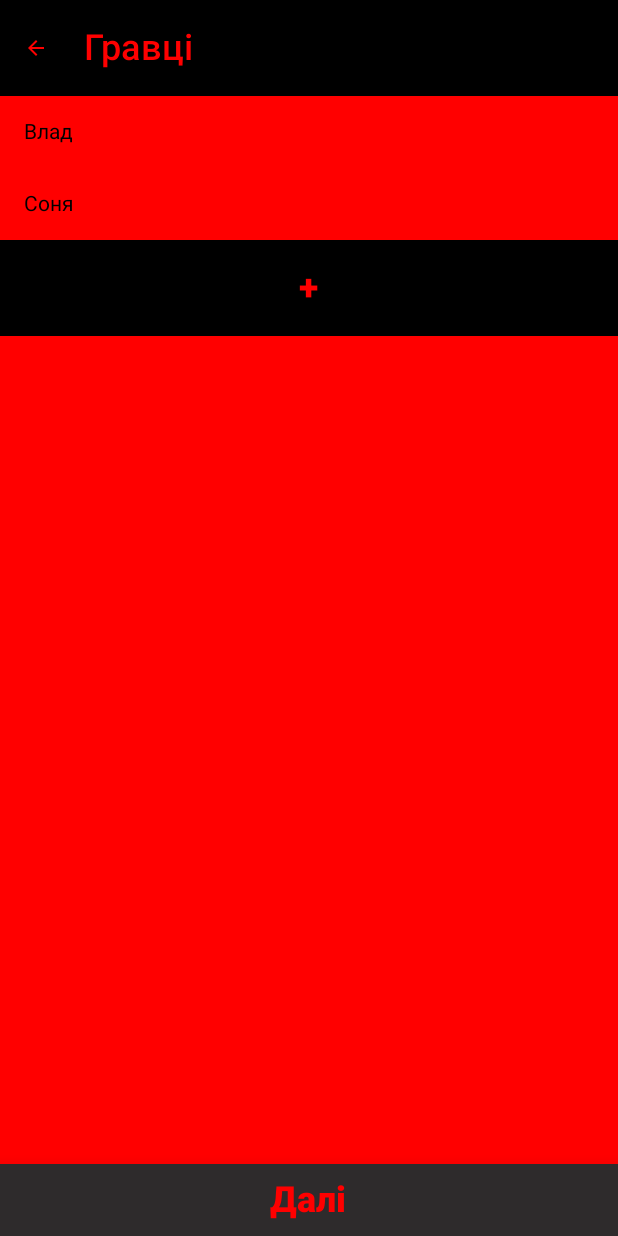
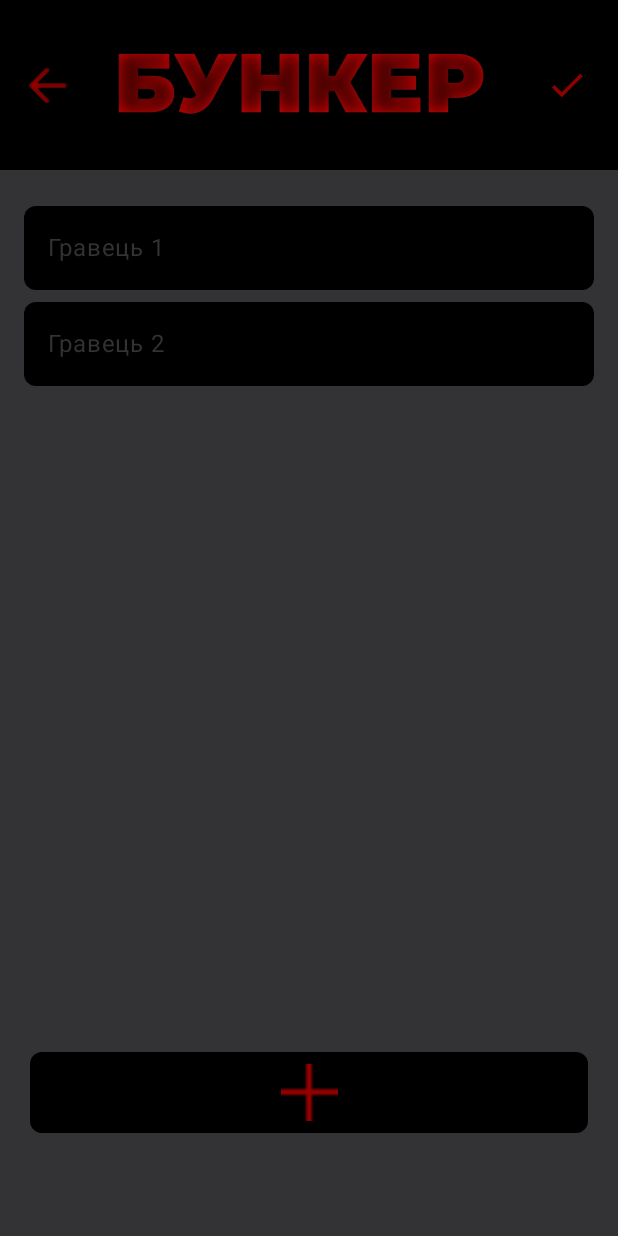
Before and after one commit to Attty/bunker, an Android app built with Jetpack Compose: the screen it shows after launch (MainActivity), after a tap on "Нова гра", on a phone screen of 412 x 824 dp. Run offline under Robolectric (Android 15) with nearby library versions, the phone set to English and light mode, and no system bars; our stand-ins replace Dagger/Hilt's generated code.

Commit message:
New design newgameScreen

```diff
--- a/app/src/main/java/com/example/bunker/presentation/newgame_screen/screen/NewgameScreen.kt
+++ b/app/src/main/java/com/example/bunker/presentation/newgame_screen/screen/NewgameScreen.kt
@@ -1,27 +1,43 @@
 package com.example.bunker.presentation.newgame_screen.screen
 
 import android.annotation.SuppressLint
+import androidx.compose.foundation.Image
 import androidx.compose.foundation.background
+import androidx.compose.foundation.border
+import androidx.compose.foundation.clickable
 import androidx.compose.foundation.layout.Arrangement
+import androidx.compose.foundation.layout.Box
+import androidx.compose.foundation.layout.Column
 import androidx.compose.foundation.layout.Row
 import androidx.compose.foundation.layout.fillMaxSize
 import androidx.compose.foundation.layout.fillMaxWidth
 import androidx.compose.foundation.layout.height
 import androidx.compose.foundation.layout.padding
+import androidx.compose.foundation.layout.size
 import androidx.compose.foundation.lazy.LazyColumn
 import androidx.compose.foundation.lazy.itemsIndexed
+import androidx.compose.foundation.shape.RoundedCornerShape
 import androidx.compose.foundation.text.BasicTextField
 import androidx.compose.foundation.text.KeyboardActions
+import androidx.compose.foundation.text.KeyboardOptions
 import androidx.compose.material.icons.Icons
 import androidx.compose.material.icons.filled.ArrowBack
 import androidx.compose.material.icons.filled.Clear
+import androidx.compose.material.icons.filled.Done
+import androidx.compose.material3.BottomAppBar
 import androidx.compose.material3.Button
 import androidx.compose.material3.ButtonDefaults
+import androidx.compose.material3.Card
+import androidx.compose.material3.CardDefaults
+import androidx.compose.material3.CenterAlignedTopAppBar
 import androidx.compose.material3.ExperimentalMaterial3Api
 import androidx.compose.material3.Icon
 import androidx.compose.material3.IconButton
+import androidx.compose.material3.MaterialTheme
 import androidx.compose.material3.Scaffold
 import androidx.compose.material3.Text
+import androidx.compose.material3.TextField
+import androidx.compose.material3.TextFieldDefaults
 import androidx.compose.material3.TopAppBar
 import androidx.compose.material3.TopAppBarDefaults
 import androidx.compose.runtime.Composable
@@ -31,23 +47,35 @@ import androidx.compose.runtime.remember
 import androidx.compose.runtime.setValue
 import androidx.compose.ui.Alignment
 import androidx.compose.ui.Modifier
+import androidx.compose.ui.draw.drawBehind
+import androidx.compose.ui.draw.shadow
 import androidx.compose.ui.focus.FocusRequester
 import androidx.compose.ui.focus.focusRequester
+import androidx.compose.ui.focus.onFocusChanged
+import androidx.compose.ui.graphics.BlendMode
 import androidx.compose.ui.graphics.Color
 import androidx.compose.ui.graphics.RectangleShape
 import androidx.compose.ui.platform.LocalFocusManager
+import androidx.compose.ui.platform.LocalSoftwareKeyboardController
+import androidx.compose.ui.res.painterResource
 import androidx.compose.ui.text.TextStyle
 import androidx.compose.ui.text.font.FontStyle
 import androidx.compose.ui.text.font.FontWeight
+import androidx.compose.ui.text.input.ImeAction
+import androidx.compose.ui.text.input.KeyboardCapitalization
 import androidx.compose.ui.tooling.preview.Preview
 import androidx.compose.ui.unit.dp
 import androidx.compose.ui.unit.sp
 import androidx.hilt.navigation.compose.hiltViewModel
 import androidx.navigation.NavController
 import com.example.bunker.DistributeAttributesScreenObj
+import com.example.bunker.R
 import com.example.bunker.StartScreenObj
 import com.example.bunker.presentation.newgame_screen.viewmodel.NewgameScreenViewmodel
+import com.example.bunker.ui.theme.CustomRed
 import com.example.bunker.ui.theme.Gray
+import com.example.bunker.ui.theme.NewgameScreenBG
+import com.example.bunker.ui.theme.TextFieldBG
 import dagger.hilt.android.lifecycle.HiltViewModel
 
 @SuppressLint("MutableCollectionMutableState")
@@ -59,79 +87,26 @@ fun NewgameScreen(
     viewmodel: NewgameScreenViewmodel = hiltViewModel()
 ) {
     val state = viewmodel.state.value
-
-
+    val keyboardController = LocalSoftwareKeyboardController.current
     val focusRequester = remember { FocusRequester() }
     val focusManager = LocalFocusManager.current
 
+
     Scaffold(
-        topBar = {
-            TopAppBar(
-                title = {
-                    Text(
-                        "Гравці",
-                        fontSize = 24.sp,
-                        fontStyle = FontStyle.Normal,
-                        fontWeight = FontWeight.W600
-                    )
-                },
-                navigationIcon = {
-                    IconButton(onClick = { navController.navigate(StartScreenObj) }) {
-                        Icon(
-                            modifier = Modifier.padding(8.dp, end = 16.dp),
-                            imageVector = Icons.Default.ArrowBack,
-                            contentDescription = "back"
-                        )
-                    }
-                },
-                colors = TopAppBarDefaults.topAppBarColors(
-                    containerColor = Color.Black,
-                    titleContentColor = Color.Red,
-                    navigationIconContentColor = Color.Red
-                )
-            )
-        },
         bottomBar = {
-            Button(
-                onClick = { navController.navigate(DistributeAttributesScreenObj(viewmodel.removeLastElement())) },
-                modifier = Modifier
-                    .fillMaxWidth()
-                    .height(48.dp),
-                shape = RectangleShape,
-                colors = ButtonDefaults.buttonColors(
-                    contentColor = Color.Red,
-                    containerColor = Gray
-                ),
-                elevation = ButtonDefaults.buttonElevation(
-                    defaultElevation = 16.dp
-                )
+            BottomAppBar(
+                modifier = Modifier.height(148.dp),
+                containerColor = NewgameScreenBG
             ) {
-                Text(
-                    "Далі",
-                    fontSize = 24.sp,
-                    fontStyle = FontStyle.Normal,
-                    fontWeight = FontWeight.W800
-                )
-            }
-        }
-    ) { paddingValues ->
-        LazyColumn(
-            modifier = Modifier
-                .fillMaxSize()
-                .padding(paddingValues)
-                .background(Color.Red),
-        ) {
-            itemsIndexed(state.list) { index, item ->
-                if (item == "add") {
                 Button(
                     onClick = {
-                            viewmodel.addItemBeforeLast("Новий гравець")
+                        viewmodel.addItem("")
                         focusManager.clearFocus()
                     },
                     modifier = Modifier
                         .fillMaxWidth()
-                            .height(64.dp),
-                        shape = RectangleShape,
+                        .padding(start = 16.dp, bottom = 48.dp, end = 16.dp),
+                    shape = RoundedCornerShape(8.dp),
                     colors = ButtonDefaults.buttonColors(
                         contentColor = Color.Red,
                         containerColor = Color.Black
@@ -140,48 +115,123 @@ fun NewgameScreen(
                         defaultElevation = (-16).dp
                     )
                 ) {
-                        Text(
-                            "+",
-                            fontSize = 24.sp,
-                            fontStyle = FontStyle.Normal,
-                            fontWeight = FontWeight.W800
+                    Image(painterResource(id = R.drawable.plus), contentDescription = "",
+                        modifier = Modifier.size(38.dp))
+                }
+            }
+        },
+        topBar = {
+            CenterAlignedTopAppBar(
+                title = {
+                    Image(painterResource(id = R.drawable.bunker), contentDescription = "bunker")
+                },
+                navigationIcon = {
+                    Image(
+                        painterResource(id = R.drawable.back_button),
+                        contentDescription = "back",
+                        modifier = Modifier
+                            .clickable {
+                                navController.navigate(StartScreenObj)
+                            }
+                            .padding(start = 12.dp)
+                            .size(32.dp)
+                    )
+                },
+                actions = {
+                    IconButton(onClick = {
+                        if (!state.list.contains("")) {
+                            navController.navigate(DistributeAttributesScreenObj(state.list))
+                        }
+                    }) {
+                        Icon(
+                            imageVector = Icons.Default.Done,
+                            contentDescription = "next",
+                            modifier = Modifier
+                                .padding(end = 12.dp)
+                                .size(32.dp),
+                            tint = CustomRed
                         )
                     }
-                } else {
+                },
+                colors = TopAppBarDefaults.topAppBarColors(
+                    containerColor = Color.Black,
+                )
+            )
+        }
+    ) { paddingValues ->
 
-                    Row(
+        Column(
+            modifier = Modifier
+                .fillMaxSize()
+                .padding(paddingValues)
+                .background(NewgameScreenBG),
+            horizontalAlignment = Alignment.CenterHorizontally,
+            verticalArrangement = Arrangement.SpaceBetween
+        ) {
+            LazyColumn(
                 modifier = Modifier
                     .fillMaxWidth()
-                            .padding(16.dp),
-                        horizontalArrangement = Arrangement.SpaceBetween,
-                        verticalAlignment = Alignment.CenterVertically
+                    .padding(top = 16.dp),
+                horizontalAlignment = Alignment.CenterHorizontally,
+                verticalArrangement = Arrangement.SpaceEvenly
             ) {
-                        BasicTextField(
+
+                itemsIndexed(state.list) { index, item ->
+                    TextField(
                         modifier = Modifier
+                            .fillMaxWidth()
+                            .padding(start = 16.dp, top = 8.dp, end = 16.dp)
                             .focusRequester(focusRequester),
-                            value = item, onValueChange = {
+                        singleLine = true,
+                        value = item,
+                        onValueChange = {
                             viewmodel.updateName(index, it)
                         },
-                            readOnly = false,
-                            textStyle = TextStyle.Default,
-                            singleLine = true,
+                        placeholder = { Text(text = "Гравець ${index + 1}") },
+                        shape = RoundedCornerShape(8.dp),
+                        keyboardOptions = KeyboardOptions.Default.copy(
+                            imeAction = ImeAction.Done,
+                            capitalization = KeyboardCapitalization.Sentences
+                        ),
                         keyboardActions = KeyboardActions(
                             onDone = {
                                 focusManager.clearFocus()
+                                keyboardController?.hide()
                             }
-                            )
-                        )
-                        if (state.list.size > 3) {
-                            IconButton(onClick = { viewmodel.removeItem(index) }) {
+                        ),
+                        trailingIcon = {
+                            if (state.list.size > 2) {
+                                IconButton(onClick = {
+                                    viewmodel.removeItem(index)
+                                    focusManager.clearFocus()
+                                    keyboardController?.hide()
+                                }) {
                                     Icon(
                                         imageVector = Icons.Default.Clear,
-                                    contentDescription = "remove"
+                                        contentDescription = ""
+                                    )
+                                }
+                            }
+                        },
+                        colors = TextFieldDefaults.colors(
+                            focusedTrailingIconColor = CustomRed,
+                            unfocusedTrailingIconColor = NewgameScreenBG,
+                            focusedTextColor = CustomRed,
+                            unfocusedTextColor = CustomRed,
+                            unfocusedPlaceholderColor = NewgameScreenBG,
+                            focusedPlaceholderColor = NewgameScreenBG,
+                            focusedContainerColor = Color.Black,
+                            unfocusedContainerColor = Color.Black,
+                            unfocusedIndicatorColor = Color.Transparent,
+                            focusedIndicatorColor = Color.Transparent,
+                            cursorColor = CustomRed
+                        ),
+
+
                         )
                 }
             }
         }
+
     }
 }
-        }
-    }
-}
--- a/app/src/main/java/com/example/bunker/presentation/newgame_screen/state/NewgameScreenState.kt
+++ b/app/src/main/java/com/example/bunker/presentation/newgame_screen/state/NewgameScreenState.kt
@@ -1,5 +1,5 @@
 package com.example.bunker.presentation.newgame_screen.state
 
 data class NewgameScreenState(
-    val list: List<String> = listOf("Влад", "Соня", "add")
+    val list: List<String> = listOf("", "")
 )
--- a/app/src/main/java/com/example/bunker/presentation/newgame_screen/viewmodel/NewgameScreenViewmodel.kt
+++ b/app/src/main/java/com/example/bunker/presentation/newgame_screen/viewmodel/NewgameScreenViewmodel.kt
@@ -14,15 +14,9 @@ class NewgameScreenViewmodel @Inject constructor() : ViewModel() {
     private val _state = mutableStateOf(NewgameScreenState())
     val state: State<NewgameScreenState> = _state
 
-    fun addItemBeforeLast(newItem: String) {
+    fun addItem(newItem: String) {
         _state.value = state.value.copy(
-            list = if (state.value.list.size > 1) {
-                // Додаємо елемент перед останнім
-                state.value.list.dropLast(1) + newItem + state.value.list.last()
-            } else {
-                // Якщо в списку лише один елемент або список порожній
-                state.value.list + newItem
-            }
+            list = state.value.list + newItem
         )
     }
 
@@ -33,6 +27,7 @@ class NewgameScreenViewmodel @Inject constructor() : ViewModel() {
             }
         )
     }
+
     fun removeItem(index: Int) {
         if (index in state.value.list.indices) {
             val newList = state.value.list.toMutableList()
@@ -41,15 +36,4 @@ class NewgameScreenViewmodel @Inject constructor() : ViewModel() {
             _state.value = state.value.copy(list = newList)
         }
     }
-
-    fun removeLastElement(): MutableList<String> {
-        return if (_state.value.list.isNotEmpty()) {
-            _state.value.list.subList(0, _state.value.list.size - 1).toMutableList()
-        } else {
-            _state.value.list.toMutableList()
-        }
-    }
-
-
-
 }
--- a/app/src/main/java/com/example/bunker/ui/theme/Color.kt
+++ b/app/src/main/java/com/example/bunker/ui/theme/Color.kt
@@ -2,12 +2,12 @@ package com.example.bunker.ui.theme
 
 import androidx.compose.ui.graphics.Color
 
-val Purple80 = Color(0xFFD0BCFF)
-val PurpleGrey80 = Color(0xFFCCC2DC)
-val Pink80 = Color(0xFFEFB8C8)
+val NewgameScreenBG = Color(0xFF333235)
+val TextFieldBG = Color(0xFF1A191B)
+val Pink80 = Color(0xFF1E1F22)
 
-val Purple40 = Color(0xFF6650a4)
+val CustomRed = Color(0xFF910000)
 val PurpleGrey40 = Color(0xFF625b71)
 val Pink40 = Color(0xFF7D5260)
 
-val Gray = Color(0xFF2E2B2C)
+val Gray = Color(0xFF34373A)
--- a/app/src/main/java/com/example/bunker/ui/theme/Theme.kt
+++ b/app/src/main/java/com/example/bunker/ui/theme/Theme.kt
@@ -1,6 +1,5 @@
 package com.example.bunker.ui.theme
 
-import android.app.Activity
 import android.os.Build
 import androidx.compose.foundation.isSystemInDarkTheme
 import androidx.compose.material3.MaterialTheme
@@ -12,14 +11,12 @@ import androidx.compose.runtime.Composable
 import androidx.compose.ui.platform.LocalContext
 
 private val DarkColorScheme = darkColorScheme(
-    primary = Purple80,
-    secondary = PurpleGrey80,
+    primary = NewgameScreenBG,
     tertiary = Pink80
 )
 
 private val LightColorScheme = lightColorScheme(
-    primary = Purple40,
-    secondary = PurpleGrey40,
+        secondary = PurpleGrey40,
     tertiary = Pink40
 
     /* Other default colors to override
```
Also changed, not shown: app/src/main/res/drawable/back_button.png (added), app/src/main/res/drawable/bunker.png (added), app/src/main/res/drawable/plus.png (added). Lines whose indentation alone changed are shown as unchanged.
